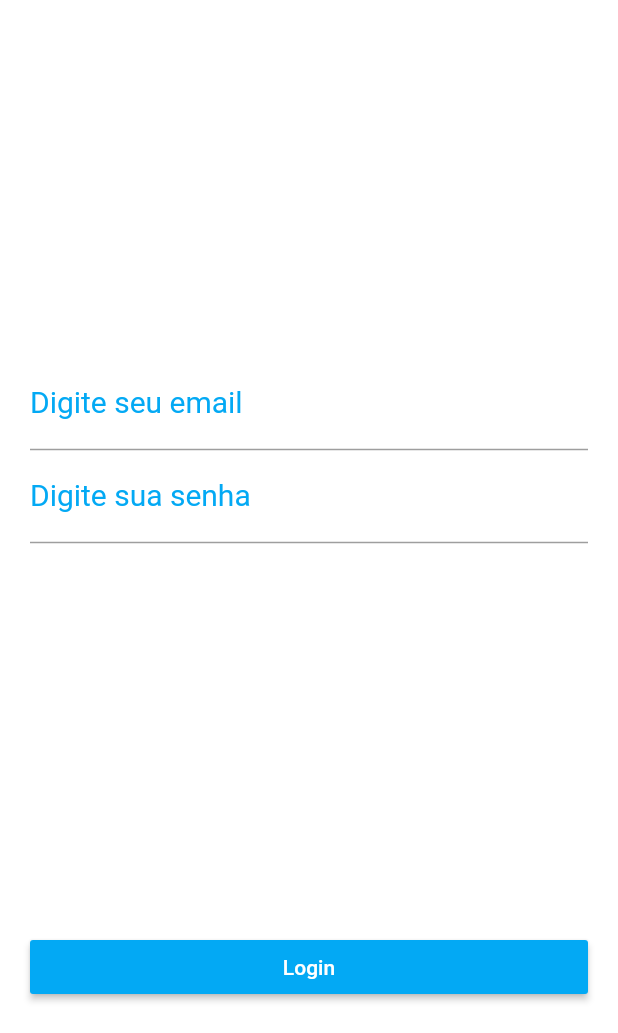
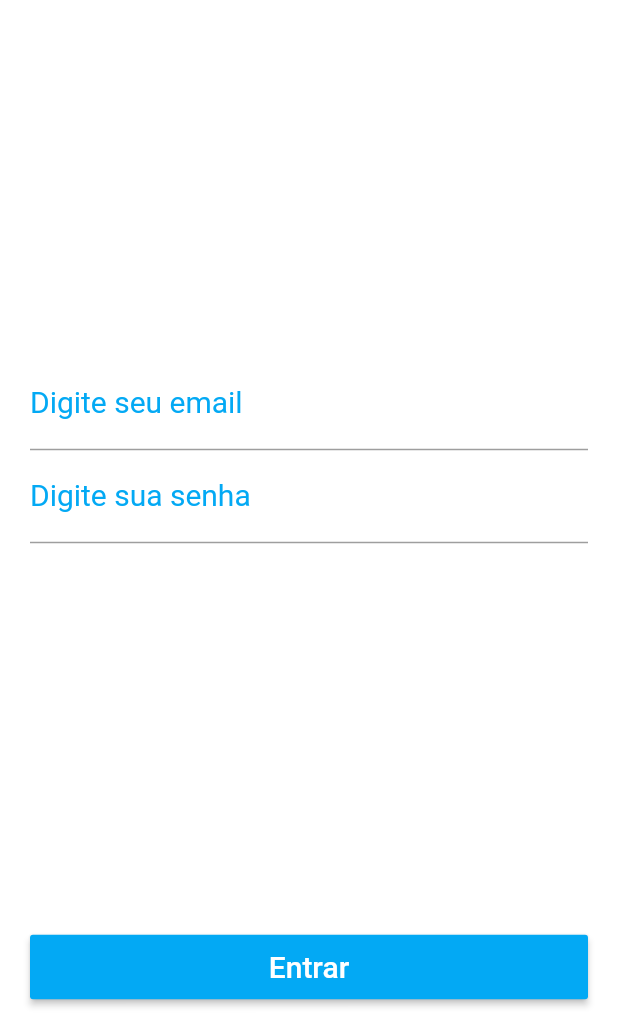
Before and after one commit to VitorBisterso/no_doubts_app, a Flutter app: the screen it shows after launch, on a phone screen of 412 x 824 dp, the part 203-1236 px from its top. Run offline on Flutter 3.47's test engine with Material 2 defaults, Android fonts, the phone set to English and light mode, and no system bars; missing offline and left inert: validate.

Commit message:
Add props to simple_button widget
Font size and padding vertical

```diff
--- a/lib/pages/login.dart
+++ b/lib/pages/login.dart
@@ -46,8 +46,10 @@ class _LoginPageState extends State<LoginPage> {
               passwordController: passwordController
             ),
             SimpleButton(
-              text: 'Login',
+              text: 'Entrar',
               width: screenSize.width,
+              paddingVertical: 10.0,
+              fontSize: 20.0,
               onPressed: () => this.submit()
             ),
           ],
--- a/lib/widgets/simple_button.dart
+++ b/lib/widgets/simple_button.dart
@@ -2,9 +2,18 @@ import 'package:flutter/material.dart';
 
 class SimpleButton extends StatelessWidget {
 
-  SimpleButton({ @required this.text, @required this.width, @required this.onPressed });
+  SimpleButton({
+    @required this.text,
+    @required this.width,
+    @required this.paddingVertical,
+    @required this.fontSize,
+    @required this.onPressed
+  });
+
   final String text;
   final double width;
+  final double paddingVertical;
+  final double fontSize;
   final Function onPressed;
 
   @override
@@ -16,11 +25,13 @@ class SimpleButton extends StatelessWidget {
         child: Text(
           this.text,
           style: TextStyle(
-            color: Colors.white
+            color: Colors.white,
+            fontSize: this.fontSize
           ),
         ),
         onPressed: this.onPressed,
         color: Colors.lightBlue,
+        padding: EdgeInsets.symmetric(vertical: this.paddingVertical),
       ),
     );
   }
```
